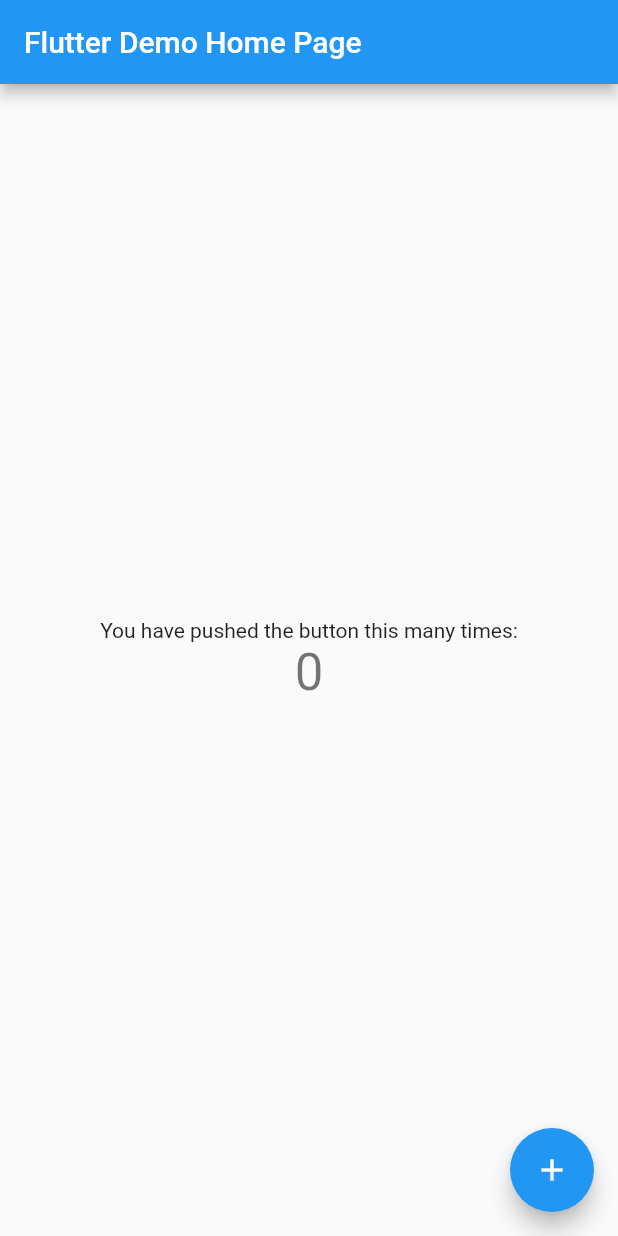
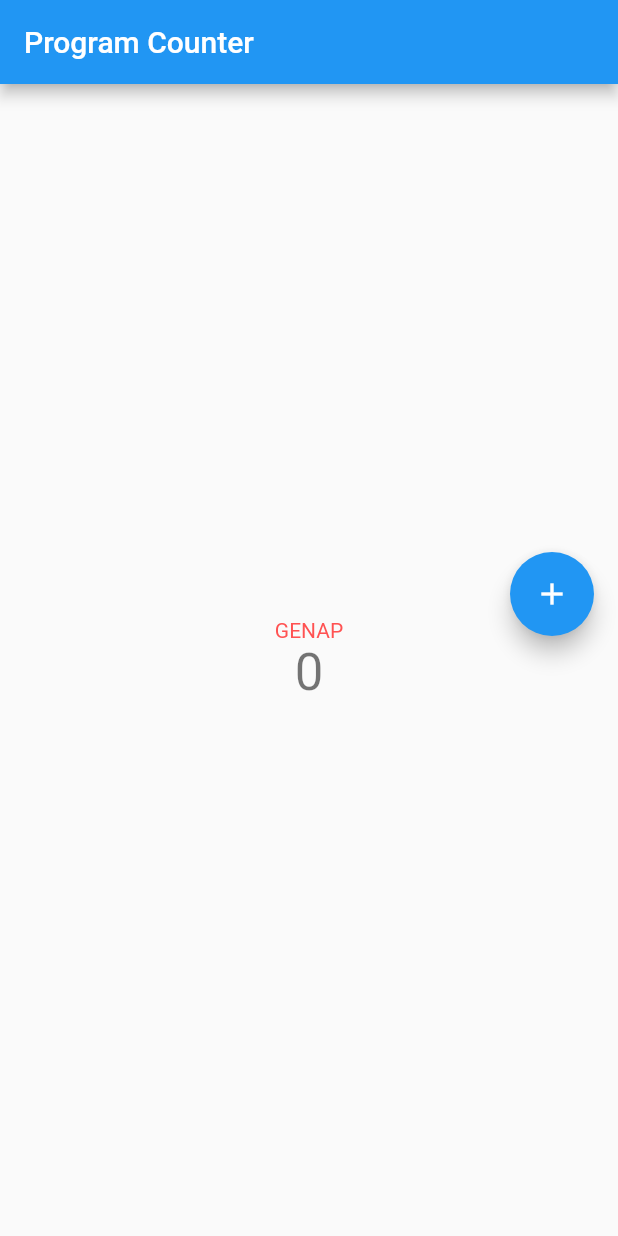
Before and after one commit to nayyara-airlangga/pbp-flutter-lab, a Flutter app: the screen it shows after launch, on a phone screen of 412 x 824 dp. Run offline on Flutter 3.47's test engine with Material 2 defaults, Android fonts, the phone set to English and light mode, and no system bars.

Commit message:
feat: implement counter_7 ui

```diff
--- a/lib/main.dart
+++ b/lib/main.dart
@@ -24,7 +24,7 @@ class MyApp extends StatelessWidget {
         // is not restarted.
         primarySwatch: Colors.blue,
       ),
-      home: const MyHomePage(title: 'Flutter Demo Home Page'),
+      home: const MyHomePage(title: 'Program Counter'),
     );
   }
 }
@@ -49,6 +49,14 @@ class MyHomePage extends StatefulWidget {
 
 class _MyHomePageState extends State<MyHomePage> {
   int _counter = 0;
+
+  void _decrementCounter() {
+    if (_counter > 0) {
+      setState(() {
+        _counter--;
+      });
+    }
+  }
 
   void _incrementCounter() {
     setState(() {
@@ -95,8 +103,11 @@ class _MyHomePageState extends State<MyHomePage> {
           // horizontal).
           mainAxisAlignment: MainAxisAlignment.center,
           children: <Widget>[
-            const Text(
-              'You have pushed the button this many times:',
+            Text(
+              _counter % 2 == 0 ? 'GENAP' : 'GANJIL',
+              style: TextStyle(
+                  color:
+                      _counter % 2 == 0 ? Colors.redAccent : Colors.blueAccent),
             ),
             Text(
               '$_counter',
@@ -105,11 +116,23 @@ class _MyHomePageState extends State<MyHomePage> {
           ],
         ),
       ),
-      floatingActionButton: FloatingActionButton(
-        onPressed: _incrementCounter,
-        tooltip: 'Increment',
-        child: const Icon(Icons.add),
-      ), // This trailing comma makes auto-formatting nicer for build methods.
+      floatingActionButton: Center(
+          child:
+              Row(mainAxisAlignment: MainAxisAlignment.spaceBetween, children: <
+                  Widget>[
+        Visibility(
+            visible: _counter > 0,
+            child: FloatingActionButton(
+              onPressed: _decrementCounter,
+              tooltip: 'Decrement',
+              child: const Icon(Icons.remove),
+            )),
+        FloatingActionButton(
+          onPressed: _incrementCounter,
+          tooltip: 'Increment',
+          child: const Icon(Icons.add),
+        )
+      ])), // This trailing comma makes auto-formatting nicer for build methods.
     );
   }
 }
```
